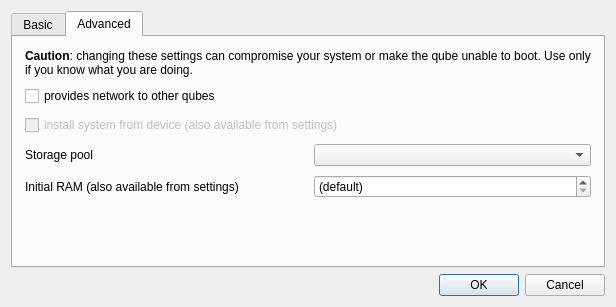
Above: ui/newappvmdlg.ui from QubesOS/qubes-manager before the change. Below: the same form after it.
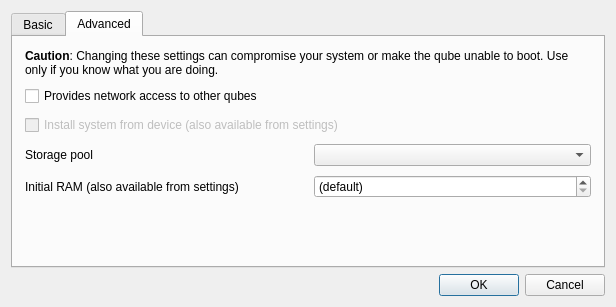
That is the form after the change. The open tabs and pages were chosen to show the change. Icons and pictures are not drawn.

```diff
--- a/ui/newappvmdlg.ui
+++ b/ui/newappvmdlg.ui
@@ -180,7 +180,7 @@
           </sizepolicy>
          </property>
          <property name="text">
-          <string>&lt;html&gt;&lt;head/&gt;&lt;body&gt;&lt;p&gt;&lt;span style=&quot; font-weight:600;&quot;&gt;Caution&lt;/span&gt;: changing these settings can compromise your system or make the qube unable to boot. Use only if you know what you are doing.&lt;/p&gt;&lt;/body&gt;&lt;/html&gt;</string>
+          <string>&lt;html&gt;&lt;head/&gt;&lt;body&gt;&lt;p&gt;&lt;span style=&quot; font-weight:600;&quot;&gt;Caution&lt;/span&gt;: Changing these settings can compromise your system or make the qube unable to boot. Use only if you know what you are doing.&lt;/p&gt;&lt;/body&gt;&lt;/html&gt;</string>
          </property>
          <property name="wordWrap">
           <bool>true</bool>
@@ -214,14 +214,14 @@
           <bool>false</bool>
          </property>
          <property name="text">
-          <string>install system from device (also available from settings)</string>
+          <string>Install system from device (also available from settings)</string>
          </property>
         </widget>
        </item>
        <item row="1" column="0" colspan="2">
         <widget class="QCheckBox" name="provides_network">
          <property name="text">
-          <string>provides network to other qubes</string>
+          <string>Provides network access to other qubes</string>
          </property>
         </widget>
        </item>
```
Left out of the diff: 2 changed lines with no effect on the pictures.
